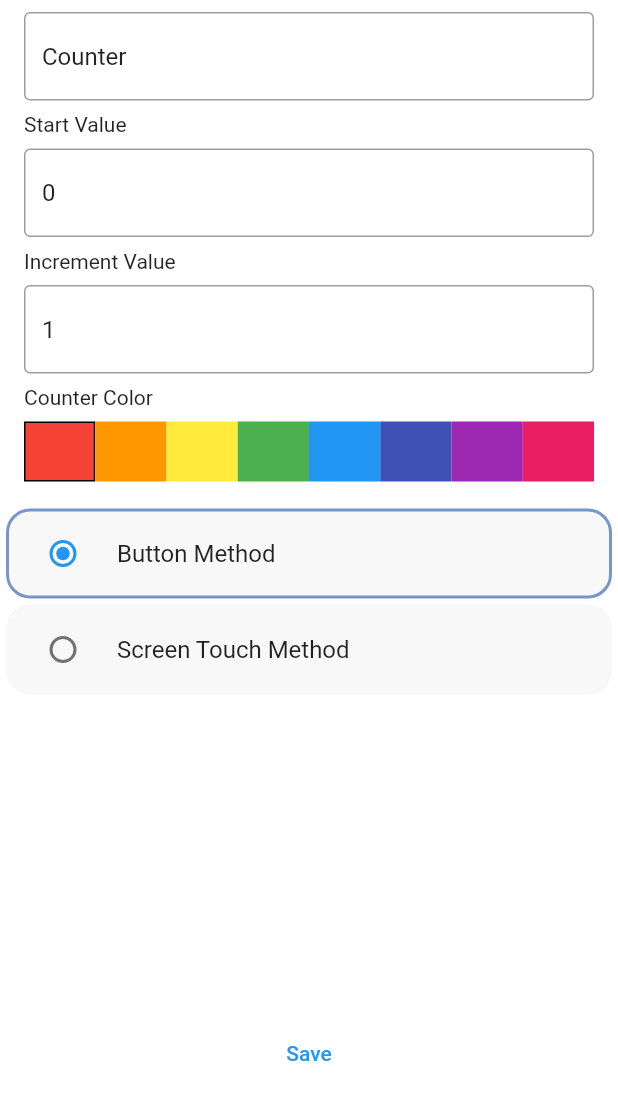
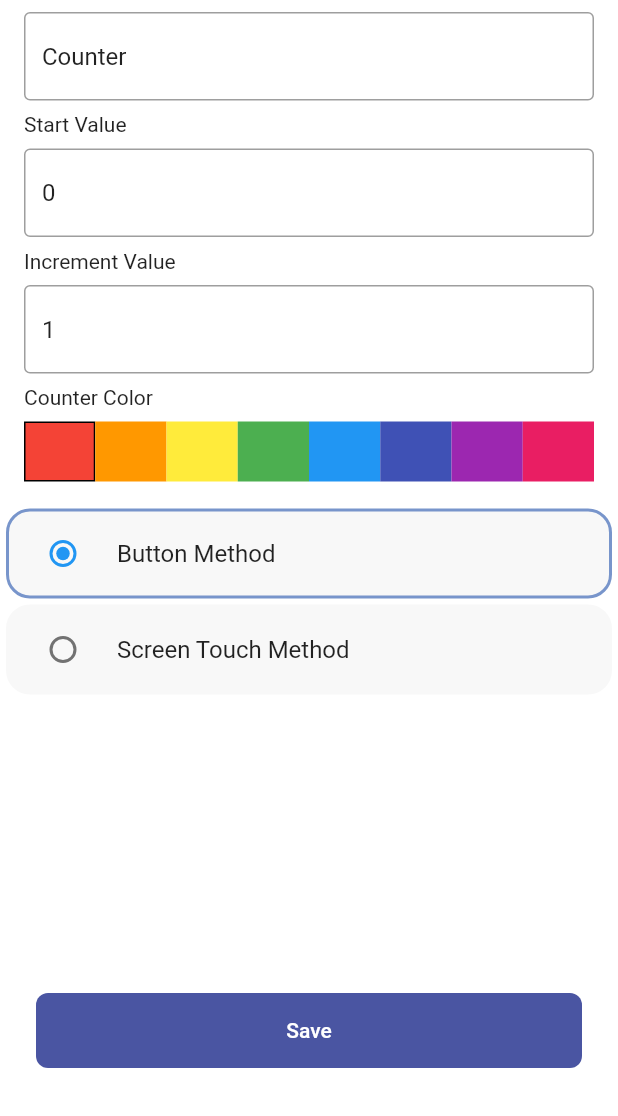
Before and after one commit to KimHyungSik/isCounter, a Flutter app: the AddCounterScreen screen opened directly, on a phone screen of 412 x 824 dp, the part 120-1236 px from its top. Run offline on Flutter 3.47's test engine with Material 2 defaults, Android fonts, the phone set to English and light mode, and no system bars; our stand-ins replace shared_preferences, tuple; missing offline and left inert: dart:ffi; accounts and stored records are empty.

Commit message:
save 버튼 수정

```diff
--- a/lib/presentation/pages/addcounter/add_counter_screen.dart
+++ b/lib/presentation/pages/addcounter/add_counter_screen.dart
@@ -40,7 +40,7 @@ class AddCounterScreen extends StatelessWidget {
                     },
                   ),
                   const Spacer(),
-                  saveButton(
+                  _saveButton(
                     context,
                     () {
                       context.read<AddCounterViewModel>().saveCounter().then(
@@ -51,6 +51,10 @@ class AddCounterScreen extends StatelessWidget {
                         },
                       );
                     },
+                    Localize.save,
+                  ),
+                  const SizedBox(
+                    height: 24,
                   )
                 ],
               ),
@@ -61,11 +65,14 @@ class AddCounterScreen extends StatelessWidget {
     );
   }
 
-  TextButton saveButton(
+  Widget _saveButton(
     BuildContext context,
     Function() onClick,
+    Localize localize,
   ) {
-    return TextButton(
+    return Padding(
+      padding: const EdgeInsets.symmetric(vertical: 8, horizontal: 24),
+      child: TextButton(
         onPressed: () => onClick(),
         style: TextButton.styleFrom(
           padding: EdgeInsets.zero,
@@ -73,17 +80,19 @@ class AddCounterScreen extends StatelessWidget {
         child: Container(
           height: 50,
           width: double.infinity,
-        color: Colors.white,
           alignment: Alignment.center,
+          decoration: BoxDecoration(
+              color: Theme.of(context).primaryColor,
+              borderRadius: BorderRadius.circular(8)),
           child: Column(
+            mainAxisAlignment: MainAxisAlignment.center,
             children: [
               Text(
-              string(Localize.save),
-            ),
-            const SizedBox(
-              height: 8,
+                string(localize),
+                style: const TextStyle(color: Colors.white),
               ),
             ],
+          ),
         ),
       ),
     );
@@ -96,19 +105,19 @@ class AddCounterScreen extends StatelessWidget {
         mainAxisAlignment: MainAxisAlignment.start,
         crossAxisAlignment: CrossAxisAlignment.start,
         children: [
-          ItemDescription(
+          _itemDescription(
             string(Localize.addCounterTitle),
           ),
           titleTextField(context),
-          ItemDescription(
+          _itemDescription(
             string(Localize.addCounterStartPoint),
           ),
           startValueTextField(context),
-          ItemDescription(
+          _itemDescription(
             string(Localize.addCounterIncreaseValue),
           ),
           incrementValueField(context),
-          ItemDescription(
+          _itemDescription(
             string(Localize.addCounterColorText),
           ),
           selectedColor(
@@ -122,7 +131,7 @@ class AddCounterScreen extends StatelessWidget {
     );
   }
 
-  Widget ItemDescription(String text) {
+  Widget _itemDescription(String text) {
     return Padding(
       padding: const EdgeInsets.symmetric(vertical: 8),
       child: Text(text),
@@ -238,13 +247,10 @@ class AddCounterScreen extends StatelessWidget {
                 const SizedBox(
                   height: 24,
                 ),
-                saveButton(
-                  context,
-                  () {
+                _saveButton(context, () {
                   Navigator.pop(context);
                   showMethodBottomSheet(context);
-                  },
-                ),
+                }, Localize.next),
                 const SizedBox(
                   height: 16,
                 )
@@ -282,11 +288,12 @@ class AddCounterScreen extends StatelessWidget {
                 const SizedBox(
                   height: 24,
                 ),
-                saveButton(
+                _saveButton(
                   context,
                   () {
                     Navigator.pop(context);
                   },
+                  Localize.save,
                 ),
                 const SizedBox(
                   height: 16,
```
Lines whose indentation alone changed are shown as unchanged.
